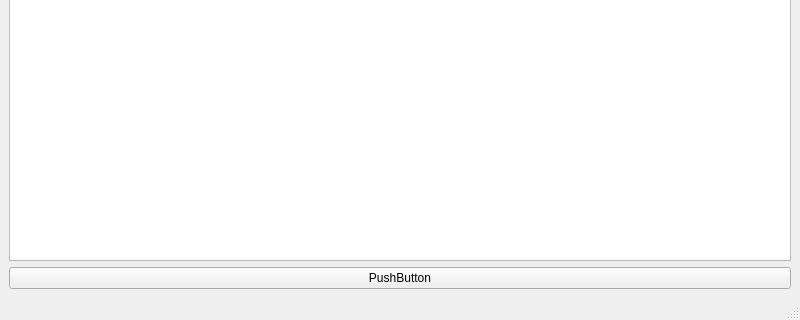
Qt form scene.ui (maximillian2/time-series) before a commit; both pictures show x 0 to 800 and y 280 to 600 of the 800 by 600 pixel window.
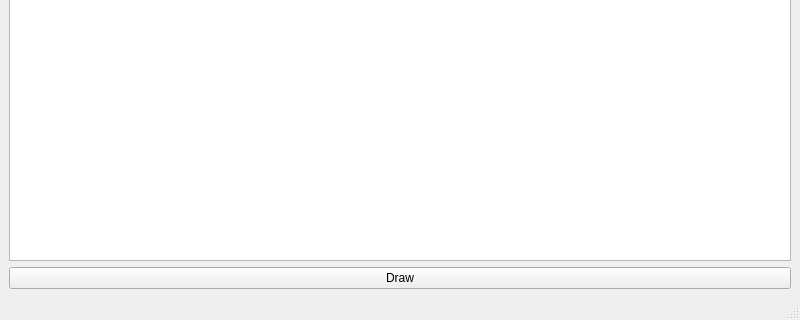
The same form after that commit.

Commit message: Draw axis

Patch:
```diff
--- a/scene.ui
+++ b/scene.ui
@@ -23,7 +23,7 @@
       <item>
        <widget class="QPushButton" name="pushButton">
         <property name="text">
-         <string>PushButton</string>
+         <string>Draw</string>
         </property>
        </widget>
       </item>
```
The commit also changes 10 other files.
